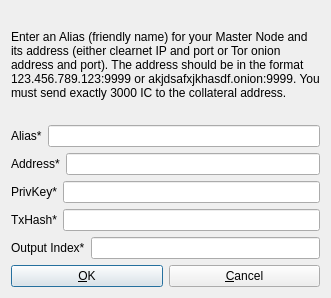
The window that src/qt/forms/addeditadrenalinenode.ui (umlaeute/KonjCoin) describes before a commit, drawn with Qt 5.
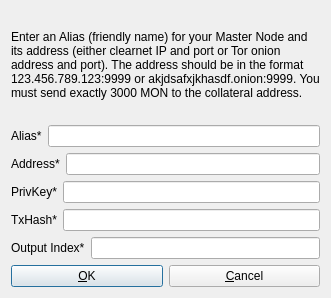
The same window after the commit.

```diff
--- a/src/qt/forms/addeditadrenalinenode.ui
+++ b/src/qt/forms/addeditadrenalinenode.ui
@@ -26,7 +26,7 @@
       </sizepolicy>
      </property>
      <property name="text">
-      <string>&lt;html&gt;&lt;head/&gt;&lt;body&gt;&lt;p&gt;Enter an Alias (friendly name) for your Master Node and its address (either clearnet IP and port or Tor onion address and port). The address should be in the format 123.456.789.123:9999 or akjdsafxjkhasdf.onion:9999. You must send exactly 3000 IC to the collateral address.&lt;/p&gt;&lt;/body&gt;&lt;/html&gt;</string>
+      <string>&lt;html&gt;&lt;head/&gt;&lt;body&gt;&lt;p&gt;Enter an Alias (friendly name) for your Master Node and its address (either clearnet IP and port or Tor onion address and port). The address should be in the format 123.456.789.123:9999 or akjdsafxjkhasdf.onion:9999. You must send exactly 3000 MON to the collateral address.&lt;/p&gt;&lt;/body&gt;&lt;/html&gt;</string>
      </property>
      <property name="wordWrap">
       <bool>true</bool>
```
